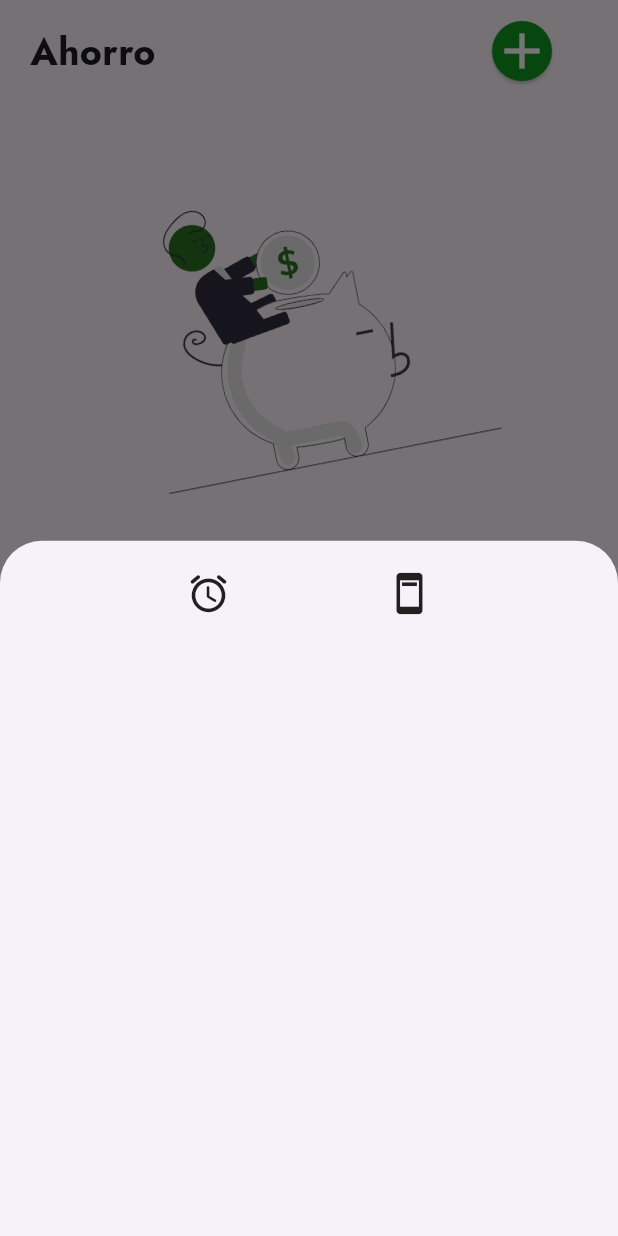
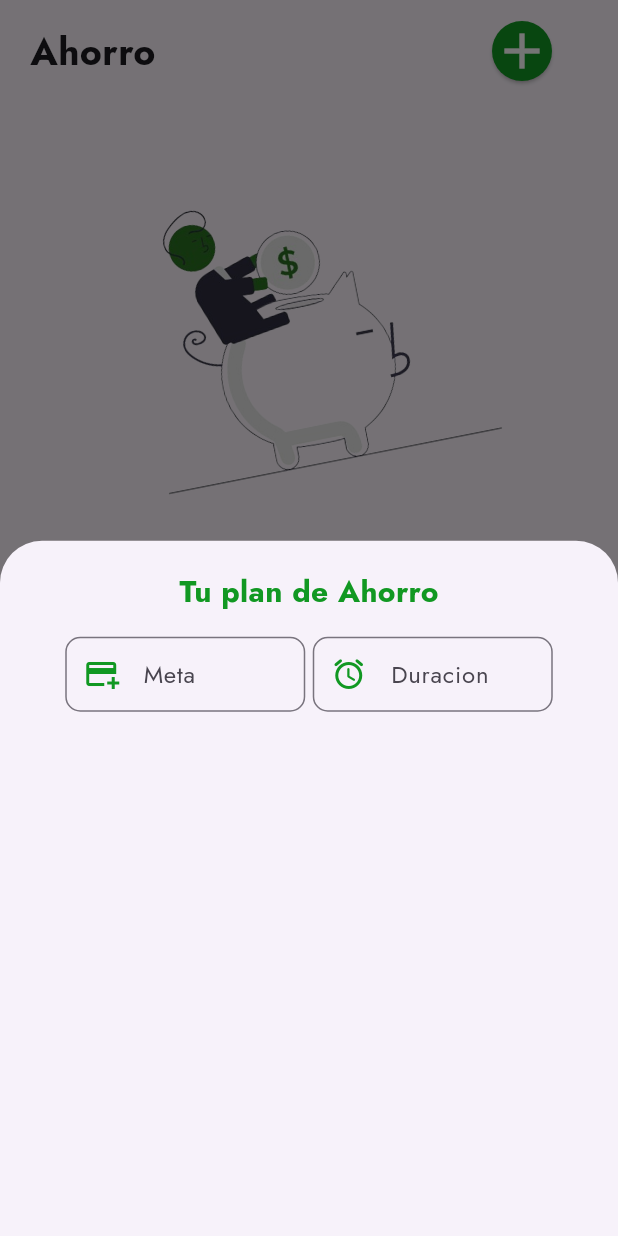
Before and after one commit to DPooL2004/GetFunds, a Flutter app: the Ahorro screen opened directly, item 2 of the bottom bar chosen, after a tap on the "add" icon, on a phone screen of 412 x 824 dp. Run offline on Flutter 3.47's test engine with Material 3 defaults, Android fonts, the phone set to English and light mode, and no system bars; our stand-ins replace animated_splash_screen, cloud_firestore, firebase_auth, firebase_core, fluttertoast, local_auth and 1 more; accounts and stored records are empty; project files that could hold a hidden picture were left out.

Commit message:
Añado archivo registro y estilizo modal

```diff
--- a/lib/componentes/modal_Ahorro.dart
+++ b/lib/componentes/modal_Ahorro.dart
@@ -1,6 +1,9 @@
 import 'package:flutter/material.dart';
+import 'package:getfunds/colores.dart';
 
 class Modal_Ahorro{
+  final meta = TextEditingController();
+
   mainBottomSheet(BuildContext context){
     showModalBottomSheet(
         context: context,
@@ -11,16 +14,74 @@ class Modal_Ahorro{
             width: MediaQuery.of(context).size.width*1,
             child: Column(
               children: [
-                Row(
-                  mainAxisAlignment: MainAxisAlignment.spaceEvenly,
-                  children: [
-                    Icon(Icons.access_alarm_rounded,
-                      size: 30,
-                    ),
-                    Icon(Icons.ad_units,
-                      size: 30,
-                    ),
-                  ],
+                Text('Tu plan de Ahorro',
+                  style: TextStyle(
+                    color: colorPrincipal,
+                    fontSize: 20,
+                    fontWeight: FontWeight.bold,
+                    fontFamily: 'Jost'
+                  ),
+                ),
+                Padding(
+                  padding: const EdgeInsets.only(top: 15),
+                  child: Row(
+                    mainAxisAlignment: MainAxisAlignment.center,
+                    children: [
+                      Container(
+                        width: 160,
+                        height: 50,
+                        child: TextField(
+                          cursorColor: colorSecundario,
+                          controller: meta,
+                          decoration: InputDecoration(
+                            labelText: 'Meta',
+                            labelStyle: TextStyle(
+                              fontFamily: 'Jost'
+                            ),
+                            floatingLabelStyle: TextStyle(
+                              color: colorSecundario,
+                              fontWeight: FontWeight.bold,
+                              fontFamily: 'Jost'
+                            ),
+                            prefixIcon: Icon(Icons.add_card, color: colorPrincipal,),
+                            border: OutlineInputBorder(
+                              borderRadius: BorderRadius.circular(10)
+                            ),
+                            focusedBorder: OutlineInputBorder(
+                              borderSide: BorderSide(color: colorPrincipal)
+                            )
+                          ),
+                        ),
+                      ),
+                      SizedBox(width: 5),
+                      Container(
+                        width: 160,
+                        height: 50,
+                        child: TextField(
+                          cursorColor: colorSecundario,
+                          controller: meta,
+                          decoration: InputDecoration(
+                              labelText: 'Duracion',
+                              labelStyle: TextStyle(
+                                  fontFamily: 'Jost'
+                              ),
+                              floatingLabelStyle: TextStyle(
+                                  color: colorSecundario,
+                                  fontWeight: FontWeight.bold,
+                                  fontFamily: 'Jost'
+                              ),
+                              prefixIcon: Icon(Icons.access_alarm_rounded, color: colorPrincipal,),
+                              border: OutlineInputBorder(
+                                  borderRadius: BorderRadius.circular(10)
+                              ),
+                              focusedBorder: OutlineInputBorder(
+                                  borderSide: BorderSide(color: colorPrincipal)
+                              )
+                          ),
+                        ),
+                      ),
+                    ],
+                  ),
                 )
               ],
             ),
--- a/lib/componentes/registrosAhorro.dart
+++ b/lib/componentes/registrosAhorro.dart
@@ -0,0 +1 @@
+import 'package:flutter/material.dart';
```
